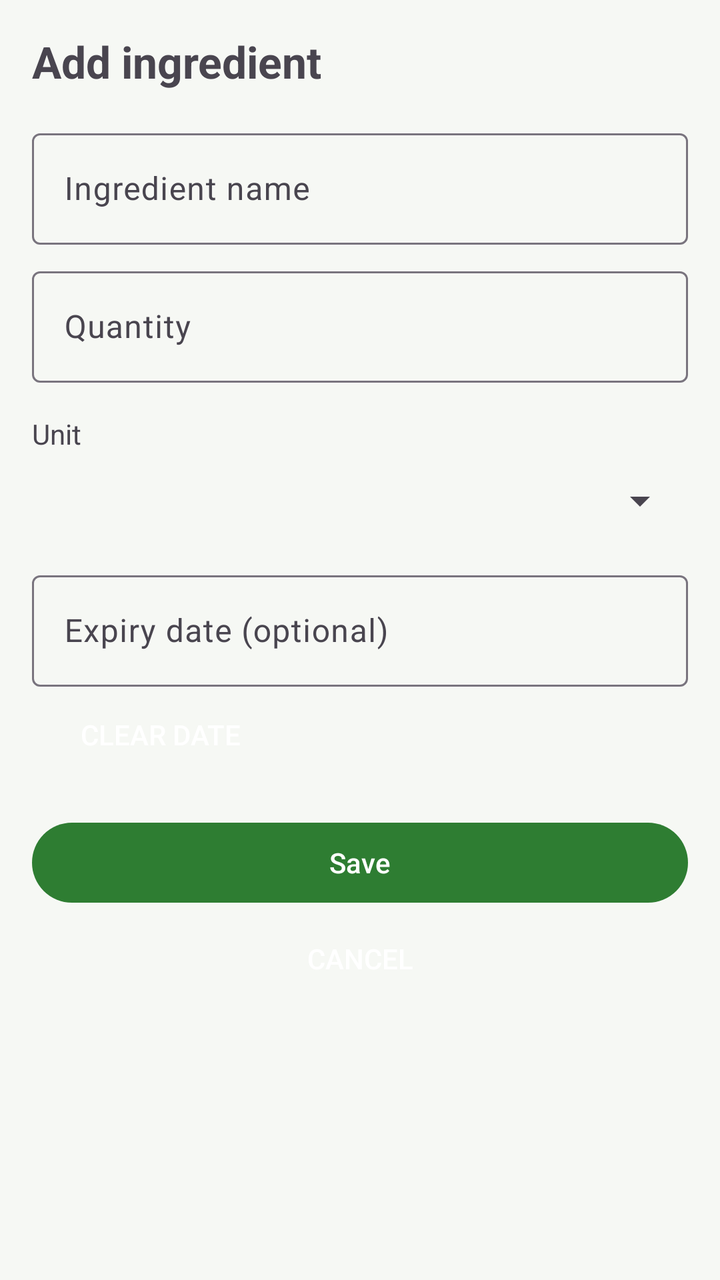
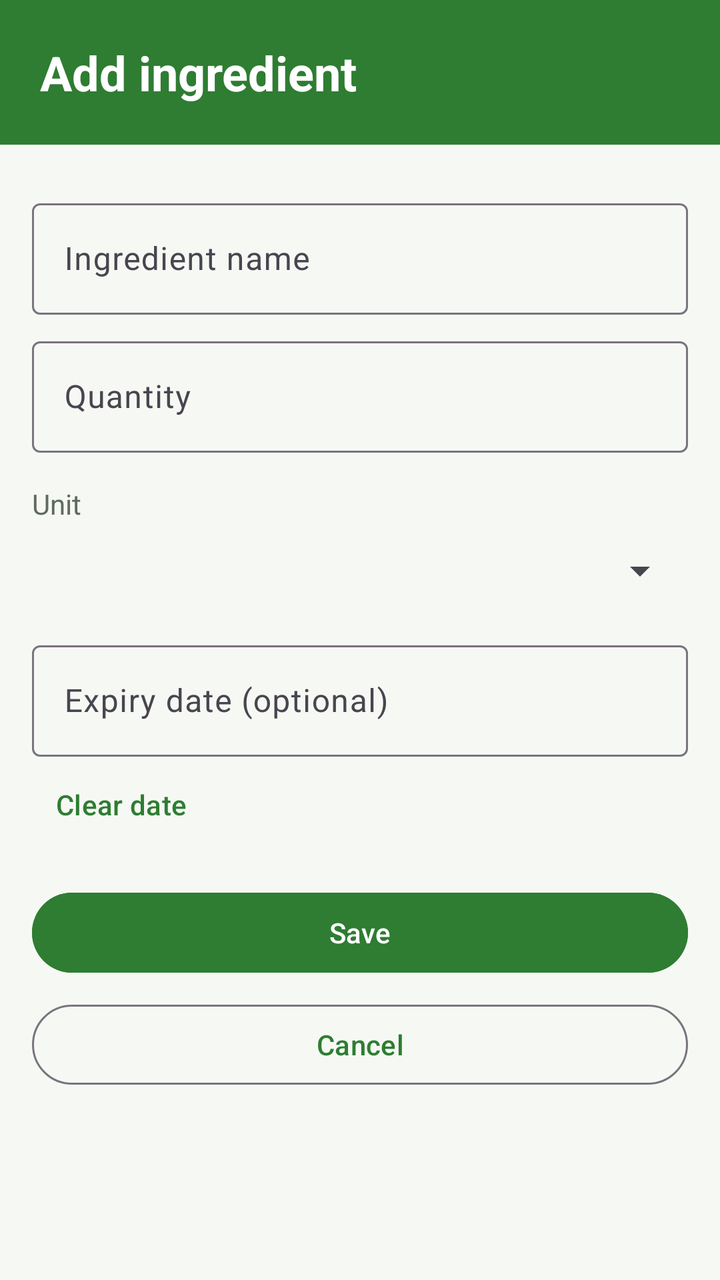

Screens rendered from an Android XML layout before and after an edit, with the pre-edit source and the edit as a unified diff.
<!-- AndroidManifest.xml: application theme Theme.SmartPantryManager -->
<!-- res/layout/activity_add_edit.xml -->
<?xml version="1.0" encoding="utf-8"?>
<ScrollView xmlns:android="http://schemas.android.com/apk/res/android"
    android:layout_width="match_parent"
    android:layout_height="match_parent"
    android:fitsSystemWindows="true">

    <LinearLayout
        android:layout_width="match_parent"
        android:layout_height="wrap_content"
        android:orientation="vertical"
        android:padding="16dp">

        <TextView
            android:id="@+id/text_title"
            android:layout_width="wrap_content"
            android:layout_height="wrap_content"
            android:text="Add ingredient"
            android:textSize="22sp"
            android:textStyle="bold" />

        <com.google.android.material.textfield.TextInputLayout
            android:id="@+id/layout_name"
            android:layout_width="match_parent"
            android:layout_height="wrap_content"
            android:layout_marginTop="16dp"
            android:hint="Ingredient name">

            <com.google.android.material.textfield.TextInputEditText
                android:id="@+id/edit_name"
                android:layout_width="match_parent"
                android:layout_height="wrap_content"
                android:inputType="textCapWords" />
        </com.google.android.material.textfield.TextInputLayout>

        <com.google.android.material.textfield.TextInputLayout
            android:id="@+id/layout_quantity"
            android:layout_width="match_parent"
            android:layout_height="wrap_content"
            android:layout_marginTop="8dp"
            android:hint="Quantity">

            <com.google.android.material.textfield.TextInputEditText
                android:id="@+id/edit_quantity"
                android:layout_width="match_parent"
                android:layout_height="wrap_content"
                android:inputType="numberDecimal" />
        </com.google.android.material.textfield.TextInputLayout>

        <TextView
            android:layout_width="wrap_content"
            android:layout_height="wrap_content"
            android:layout_marginTop="16dp"
            android:text="Unit" />

        <Spinner
            android:id="@+id/spinner_unit"
            android:layout_width="match_parent"
            android:layout_height="48dp" />

        <com.google.android.material.textfield.TextInputLayout
            android:id="@+id/layout_expiry"
            android:layout_width="match_parent"
            android:layout_height="wrap_content"
            android:layout_marginTop="8dp"
            android:hint="Expiry date (optional)">

            <com.google.android.material.textfield.TextInputEditText
                android:id="@+id/edit_expiry"
                android:layout_width="match_parent"
                android:layout_height="wrap_content"
                android:clickable="true"
                android:focusable="false"
                android:inputType="none" />
        </com.google.android.material.textfield.TextInputLayout>

        <Button
            android:id="@+id/button_clear_expiry"
            style="?android:attr/borderlessButtonStyle"
            android:layout_width="wrap_content"
            android:layout_height="wrap_content"
            android:text="Clear date" />

        <Button
            android:id="@+id/button_save"
            android:layout_width="match_parent"
            android:layout_height="wrap_content"
            android:layout_marginTop="16dp"
            android:text="Save" />

        <Button
            android:id="@+id/button_cancel"
            style="?android:attr/borderlessButtonStyle"
            android:layout_width="match_parent"
            android:layout_height="wrap_content"
            android:text="Cancel" />
    </LinearLayout>
</ScrollView>
<!-- resources referenced by this layout -->
<resources>
  <style name="Theme.SmartPantryManager" parent="Theme.Material3.Light.NoActionBar">
          <item name="colorPrimary">@color/brand_primary</item>
          <item name="colorOnPrimary">@color/white</item>
          <item name="colorPrimaryContainer">@color/brand_container</item>
          <item name="android:colorBackground">@color/app_background</item>
          <item name="android:statusBarColor">@color/app_background</item>
          <item name="android:windowLightStatusBar">true</item>
      </style>
  <color name="brand_primary">#2E7D32</color>
  <color name="white">#FFFFFFFF</color>
  <color name="brand_container">#E8F5E9</color>
  <color name="app_background">#F6F8F4</color>
</resources>

<!-- the commit's change to res/layout/activity_add_edit.xml (unified diff, before → after) -->
@@ -7,91 +7,109 @@
     <LinearLayout
         android:layout_width="match_parent"
         android:layout_height="wrap_content"
-        android:orientation="vertical"
-        android:padding="16dp">
+        android:orientation="vertical">
 
         <TextView
             android:id="@+id/text_title"
-            android:layout_width="wrap_content"
+            android:layout_width="match_parent"
             android:layout_height="wrap_content"
+            android:background="@color/brand_primary"
+            android:padding="20dp"
             android:text="Add ingredient"
-            android:textSize="22sp"
+            android:textColor="@color/white"
+            android:textSize="24sp"
             android:textStyle="bold" />
 
-        <com.google.android.material.textfield.TextInputLayout
-            android:id="@+id/layout_name"
+        <LinearLayout
             android:layout_width="match_parent"
             android:layout_height="wrap_content"
-            android:layout_marginTop="16dp"
-            android:hint="Ingredient name">
+            android:orientation="vertical"
+            android:padding="16dp">
 
-            <com.google.android.material.textfield.TextInputEditText
-                android:id="@+id/edit_name"
+            <com.google.android.material.textfield.TextInputLayout
+                android:id="@+id/layout_name"
                 android:layout_width="match_parent"
                 android:layout_height="wrap_content"
-                android:inputType="textCapWords" />
-        </com.google.android.material.textfield.TextInputLayout>
+                android:layout_marginTop="8dp"
+                android:hint="Ingredient name">
 
-        <com.google.android.material.textfield.TextInputLayout
-            android:id="@+id/layout_quantity"
-            android:layout_width="match_parent"
-            android:layout_height="wrap_content"
-            android:layout_marginTop="8dp"
-            android:hint="Quantity">
+                <com.google.android.material.textfield.TextInputEditText
+                    android:id="@+id/edit_name"
+                    android:layout_width="match_parent"
+                    android:layout_height="wrap_content"
+                    android:inputType="textCapWords"
+                    android:textColor="@color/black" />
+            </com.google.android.material.textfield.TextInputLayout>
 
-            <com.google.android.material.textfield.TextInputEditText
-                android:id="@+id/edit_quantity"
+            <com.google.android.material.textfield.TextInputLayout
+                android:id="@+id/layout_quantity"
                 android:layout_width="match_parent"
                 android:layout_height="wrap_content"
-                android:inputType="numberDecimal" />
-        </com.google.android.material.textfield.TextInputLayout>
+                android:layout_marginTop="8dp"
+                android:hint="Quantity">
 
-        <TextView
-            android:layout_width="wrap_content"
-            android:layout_height="wrap_content"
-            android:layout_marginTop="16dp"
-            android:text="Unit" />
+                <com.google.android.material.textfield.TextInputEditText
+                    android:id="@+id/edit_quantity"
+                    android:layout_width="match_parent"
+                    android:layout_height="wrap_content"
+                    android:inputType="numberDecimal"
+                    android:textColor="@color/black" />
+            </com.google.android.material.textfield.TextInputLayout>
 
-        <Spinner
-            android:id="@+id/spinner_unit"
-            android:layout_width="match_parent"
-            android:layout_height="48dp" />
+            <TextView
+                android:layout_width="wrap_content"
+                android:layout_height="wrap_content"
+                android:layout_marginTop="16dp"
+                android:text="Unit"
+                android:textColor="@color/text_secondary" />
 
-        <com.google.android.material.textfield.TextInputLayout
-            android:id="@+id/layout_expiry"
-            android:layout_width="match_parent"
-            android:layout_height="wrap_content"
-            android:layout_marginTop="8dp"
-            android:hint="Expiry date (optional)">
+            <Spinner
+                android:id="@+id/spinner_unit"
+                android:layout_width="match_parent"
+                android:layout_height="48dp" />
 
-            <com.google.android.material.textfield.TextInputEditText
-                android:id="@+id/edit_expiry"
+            <com.google.android.material.textfield.TextInputLayout
+                android:id="@+id/layout_expiry"
                 android:layout_width="match_parent"
                 android:layout_height="wrap_content"
-                android:clickable="true"
-                android:focusable="false"
-                android:inputType="none" />
-        </com.google.android.material.textfield.TextInputLayout>
+                android:layout_marginTop="8dp"
+                android:hint="Expiry date (optional)">
 
-        <Button
-            android:id="@+id/button_clear_expiry"
-            style="?android:attr/borderlessButtonStyle"
-            android:layout_width="wrap_content"
-            android:layout_height="wrap_content"
-            android:text="Clear date" />
+                <com.google.android.material.textfield.TextInputEditText
+                    android:id="@+id/edit_expiry"
+                    android:layout_width="match_parent"
+                    android:layout_height="wrap_content"
+                    android:clickable="true"
+                    android:focusable="false"
+                    android:inputType="none"
+                    android:textColor="@color/black" />
+            </com.google.android.material.textfield.TextInputLayout>
 
-        <Button
-            android:id="@+id/button_save"
-            android:layout_width="match_parent"
-            android:layout_height="wrap_content"
-            android:layout_marginTop="16dp"
-            android:text="Save" />
+            <Button
+                android:id="@+id/button_clear_expiry"
+                style="@style/Widget.Material3.Button.TextButton"
+                android:layout_width="wrap_content"
+                android:layout_height="wrap_content"
+                android:text="Clear date"
+                android:textColor="@color/brand_primary" />
 
-        <Button
-            android:id="@+id/button_cancel"
-            style="?android:attr/borderlessButtonStyle"
-            android:layout_width="match_parent"
-            android:layout_height="wrap_content"
-            android:text="Cancel" />
+            <Button
+                android:id="@+id/button_save"
+                android:layout_width="match_parent"
+                android:layout_height="wrap_content"
+                android:layout_marginTop="16dp"
+                android:backgroundTint="@color/brand_primary"
+                android:text="Save"
+                android:textColor="@color/white" />
+
+            <Button
+                android:id="@+id/button_cancel"
+                style="@style/Widget.Material3.Button.OutlinedButton"
+                android:layout_width="match_parent"
+                android:layout_height="wrap_content"
+                android:layout_marginTop="8dp"
+                android:text="Cancel"
+                android:textColor="@color/brand_primary" />
+        </LinearLayout>
     </LinearLayout>
 </ScrollView>
<!-- resource entries referenced after the edit -->
@@ -1,5 +1,6 @@
 <!-- resources referenced by this layout -->
 <resources>
+  <color name="black">#FF000000</color>
   <style name="Theme.SmartPantryManager" parent="Theme.Material3.Light.NoActionBar">
           <item name="colorPrimary">@color/brand_primary</item>
           <item name="colorOnPrimary">@color/white</item>
@@ -9,6 +10,7 @@
           <item name="android:windowLightStatusBar">true</item>
       </style>
   <color name="brand_primary">#2E7D32</color>
+  <color name="text_secondary">#5F6B5F</color>
   <color name="white">#FFFFFFFF</color>
   <color name="brand_container">#E8F5E9</color>
   <color name="app_background">#F6F8F4</color>
